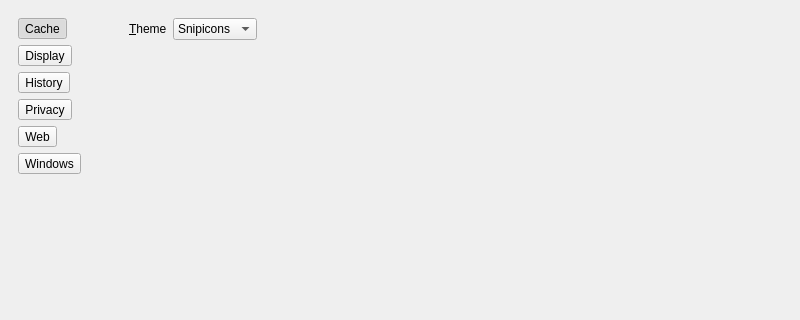
This is 2.x/UI/dooble_settings.ui in textbrowser/dooble as Qt 5 draws it before an edit; both pictures show x 0 to 800 and y 0 to 320 of the 800 by 700 pixel window. The edited form follows.
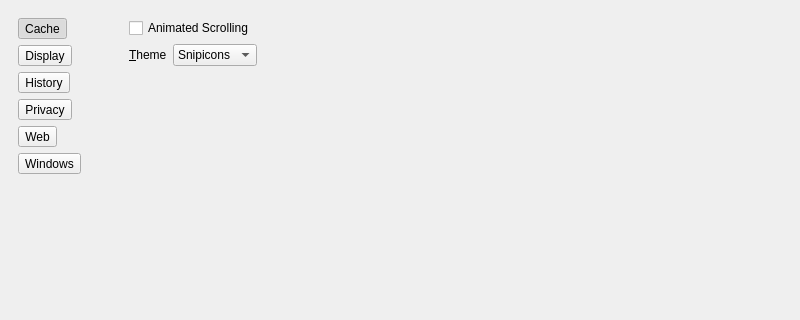
This is the edited form. The open tabs and pages were chosen to show the change. Icons and pictures are not drawn.

What changed in the file:
```diff
--- a/2.x/UI/dooble_settings.ui
+++ b/2.x/UI/dooble_settings.ui
@@ -327,6 +327,13 @@
         </widget>
         <widget class="QWidget" name="display_page">
          <layout class="QVBoxLayout" name="verticalLayout_4">
+          <item>
+           <widget class="QCheckBox" name="animated_scrolling">
+            <property name="text">
+             <string>Animated Scrolling</string>
+            </property>
+           </widget>
+          </item>
           <item>
            <layout class="QHBoxLayout" name="horizontalLayout_4">
             <item>
```
Left out of the diff: 7 changed lines with no effect on the pictures.
